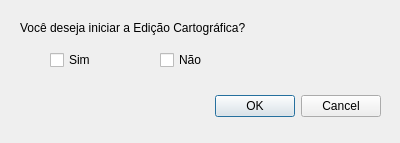
Before: the Qt Designer form join_tables_dialog_base.ui in franciscocamellon/join_tables, drawn with Qt 5.
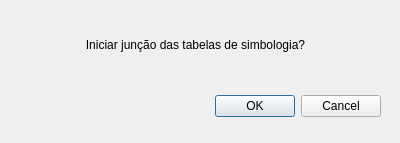
After: the same form once the commit is applied.

Commit message: improve layout. its really necessary?

Patch:
```diff
--- a/join_tables_dialog_base.ui
+++ b/join_tables_dialog_base.ui
@@ -32,40 +32,26 @@
   <widget class="QLabel" name="label">
    <property name="geometry">
     <rect>
-     <x>20</x>
-     <y>20</y>
-     <width>251</width>
-     <height>16</height>
-    </rect>
-   </property>
-   <property name="text">
-    <string>Você deseja iniciar a Edição Cartográfica?</string>
-   </property>
-  </widget>
-  <widget class="QCheckBox" name="checkBox">
-   <property name="geometry">
-    <rect>
      <x>50</x>
-     <y>50</y>
-     <width>81</width>
-     <height>20</height>
+     <y>30</y>
+     <width>291</width>
+     <height>31</height>
     </rect>
    </property>
+   <property name="font">
+    <font>
+     <family>MS Shell Dlg 2</family>
+     <pointsize>9</pointsize>
+    </font>
+   </property>
    <property name="text">
-    <string>Sim</string>
+    <string>&lt;html&gt;&lt;head/&gt;&lt;body&gt;&lt;p align=&quot;center&quot;&gt;Iniciar junção das tabelas de simbologia?&lt;/p&gt;&lt;/body&gt;&lt;/html&gt;</string>
    </property>
-  </widget>
-  <widget class="QCheckBox" name="checkBox_2">
-   <property name="geometry">
-    <rect>
-     <x>160</x>
-     <y>50</y>
-     <width>81</width>
-     <height>20</height>
-    </rect>
+   <property name="scaledContents">
+    <bool>false</bool>
    </property>
-   <property name="text">
-    <string>Não</string>
+   <property name="alignment">
+    <set>Qt::AlignCenter</set>
    </property>
   </widget>
  </widget>
```
